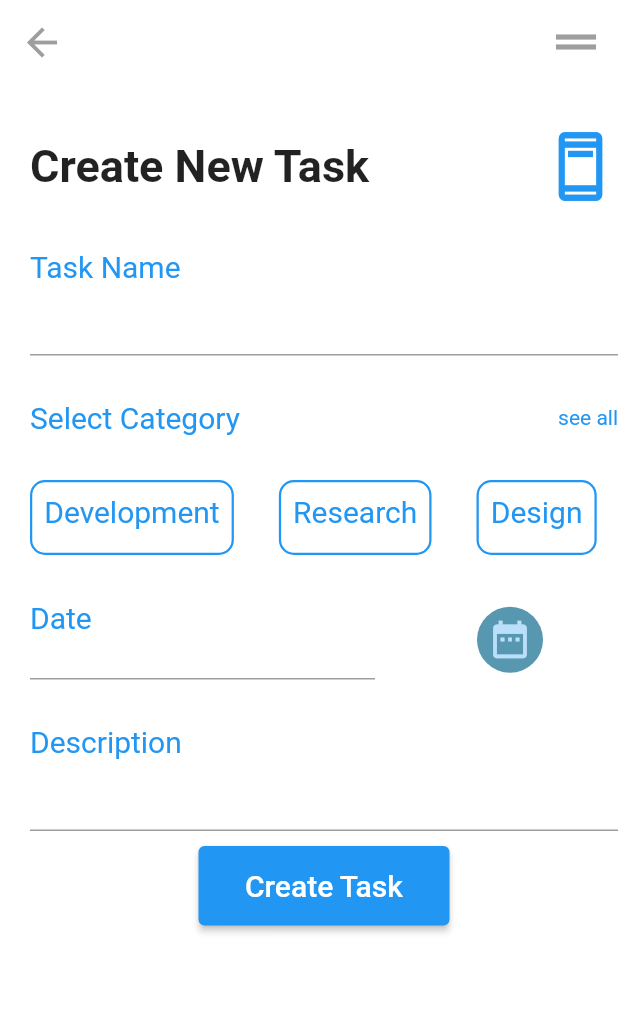
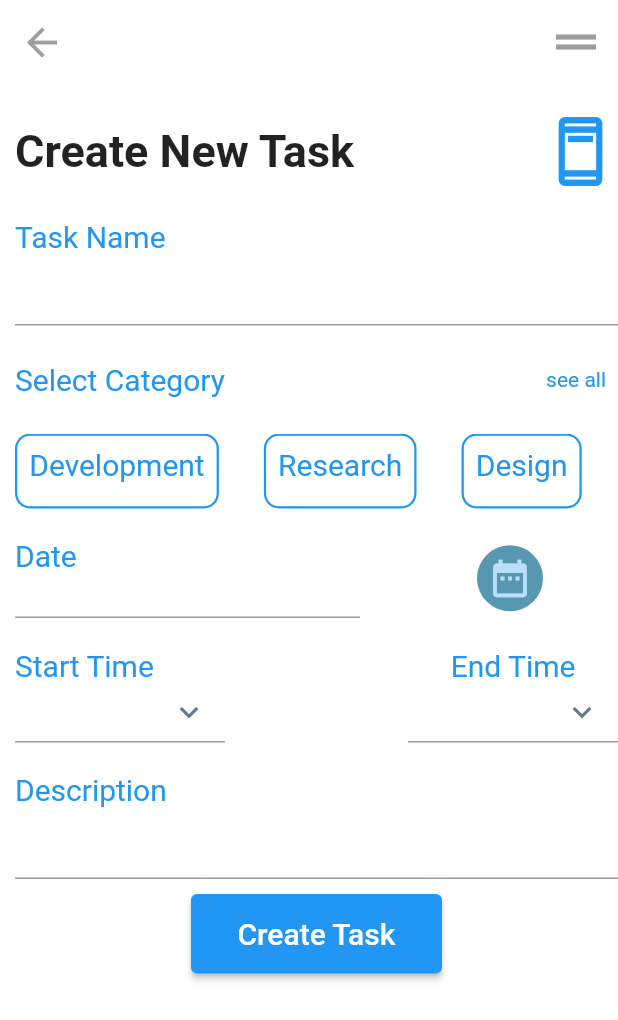
Before and after one commit to Eriny-Elkess-Antonus/My-Task, a Flutter app: the SecondScreenPage screen opened directly, on a phone screen of 412 x 824 dp. Shown: the top 1020 px of the screen. Run offline on Flutter 3.47's test engine with Material 2 defaults, Android fonts, the phone set to English and light mode, and no system bars; network calls fail.

Commit message:
fix_date_time_pecker

```diff
--- a/lib/src/SecondScreen/widget/SecondScreenWidget.dart
+++ b/lib/src/SecondScreen/widget/SecondScreenWidget.dart
@@ -4,6 +4,7 @@ import 'package:flutter/material.dart';
 
 import 'categoryList.dart';
 import 'selecetDate.dart';
+import 'startAndEndDate.dart';
 import 'textForm.dart';
 
 class SecondScreenWidget extends StatefulWidget {
@@ -25,7 +26,7 @@ class _SecondScreenWidgetState extends State<SecondScreenWidget> {
         width: double.infinity,
         child: Padding(
           padding: EdgeInsets.only(
-              left: width >= 600 ? 30 : 20, top: width >= 600 ? 50 : 30.0),
+              left: width >= 600 ? 30 : 10, top: width >= 600 ? 50 : 20.0),
           child: Column(
             crossAxisAlignment: CrossAxisAlignment.start,
             children: [
@@ -44,7 +45,7 @@ class _SecondScreenWidgetState extends State<SecondScreenWidget> {
                 ],
               ),
               SizedBox(
-                height: width >= 600 ? 50 : 30,
+                height: width >= 600 ? 50 : 20,
               ),
               const Text(
                 'Task Name',
@@ -54,7 +55,7 @@ class _SecondScreenWidgetState extends State<SecondScreenWidget> {
                 controller: _Controller,
               ),
               SizedBox(
-                height: width >= 600 ? 40 : 30.0,
+                height: width >= 600 ? 10 : 20.0,
               ),
               Row(
                 mainAxisAlignment: MainAxisAlignment.spaceBetween,
@@ -63,34 +64,31 @@ class _SecondScreenWidgetState extends State<SecondScreenWidget> {
                     'Select Category',
                     style: TextStyle(color: Colors.blue, fontSize: 20),
                   ),
-                  Text(
-                    'see all',
-                    style: TextStyle(
-                      color: Colors.blue,
+                  Padding(
+                    padding: EdgeInsets.all(8.0),
+                    child: Text(
+                      'see all',
+                      style: TextStyle(
+                        color: Colors.blue,
+                      ),
                     ),
                   ),
                 ],
               ),
               SizedBox(
-                height: width >= 600 ? 50 : 30.0,
+                height: width >= 600 ? 50 : 20.0,
               ),
               CategoryList(),
               SizedBox(
-                height: width >= 600 ? 50 : 30.0,
+                height: width >= 600 ? 50 : 20.0,
               ),
               SelectDate(),
               SizedBox(
-                height: width >= 600 ? 50 : 30.0,
+                height: width >= 600 ? 50 : 20.0,
               ),
-              Row(
-                children: [
-                  Column(
-                    children: [],
-                  ),
-                  Column(
-                    children: [],
-                  )
-                ],
+              SartAndEndDate(),
+              SizedBox(
+                height: width >= 600 ? 50 : 20.0,
               ),
               const Text(
                 'Description',
@@ -111,7 +109,7 @@ class _SecondScreenWidgetState extends State<SecondScreenWidget> {
                       style: TextStyle(color: Colors.white, fontSize: 20),
                     ),
                   ),
-                  onPressed: (() => print('hi')),
+                  onPressed: () => Navigator.of(context).pop(),
                 ),
               )
             ],
--- /dev/null
+++ b/lib/src/SecondScreen/widget/customTextForm.dart
@@ -0,0 +1,32 @@
+// ignore_for_file: file_names
+
+import 'package:flutter/material.dart';
+
+@immutable
+class CustomTextForm extends StatelessWidget {
+  CustomTextForm(
+      {Key? key, required this.controller, this.isIcon = false, this.onPress})
+      : super(key: key);
+  final TextEditingController controller;
+
+  bool? isIcon;
+  GestureTapCallback? onPress;
+  @override
+  Widget build(BuildContext context) {
+    return TextFormField(
+      // cursorColor:smokyMint ,
+      controller: controller,
+
+      decoration: InputDecoration(
+          suffixIcon: isIcon!
+              ? GestureDetector(
+                  onTap: onPress,
+                  child: const Icon(
+                    Icons.keyboard_arrow_down_outlined,
+                    size: 25,
+                    color: Colors.blueGrey,
+                  ))
+              : null),
+    );
+  }
+}
--- /dev/null
+++ b/lib/src/SecondScreen/widget/startAndEndDate.dart
@@ -0,0 +1,77 @@
+// ignore_for_file: file_names, unused_element, use_build_context_synchronously
+
+import 'package:flutter/material.dart';
+
+import 'customTextForm.dart';
+
+class SartAndEndDate extends StatefulWidget {
+  const SartAndEndDate({super.key});
+
+  @override
+  State<SartAndEndDate> createState() => _SartAndEndDateState();
+}
+
+class _SartAndEndDateState extends State<SartAndEndDate> {
+  TextEditingController startControl = TextEditingController();
+  TextEditingController endControl = TextEditingController();
+  TimeOfDay time = TimeOfDay.now();
+  TimeOfDay time1 = TimeOfDay.now();
+  @override
+  Widget build(BuildContext context) {
+    var width = MediaQuery.of(context).size.width;
+    return Row(
+      children: [
+        Column(
+          crossAxisAlignment: CrossAxisAlignment.start,
+          children: [
+            const Text(
+              'Start Time',
+              style: TextStyle(color: Colors.blue, fontSize: 20),
+            ),
+            SizedBox(
+              width: width >= 600 ? 180 : 140,
+              height: width >= 600 ? 60 : 40,
+              child: CustomTextForm(
+                isIcon: true,
+                onPress: () async {
+                  TimeOfDay? newTime = await showTimePicker(
+                      context: context, initialTime: time1);
+                  if (newTime == null) return;
+                  time1 = newTime;
+                  startControl.text = time1.format(context).toString();
+                },
+                controller: startControl,
+              ),
+            ),
+          ],
+        ),
+        const Spacer(
+          flex: 1,
+        ),
+        Column(
+          children: [
+            const Text(
+              'End Time',
+              style: TextStyle(color: Colors.blue, fontSize: 20),
+            ),
+            SizedBox(
+              width: width >= 600 ? 180 : 140,
+              height: width >= 600 ? 60 : 40,
+              child: CustomTextForm(
+                isIcon: true,
+                onPress: () async {
+                  TimeOfDay? newTime =
+                      await showTimePicker(context: context, initialTime: time);
+                  if (newTime == null) return;
+                  time = newTime;
+                  endControl.text = time.format(context).toString();
+                },
+                controller: endControl,
+              ),
+            ),
+          ],
+        )
+      ],
+    );
+  }
+}
```
